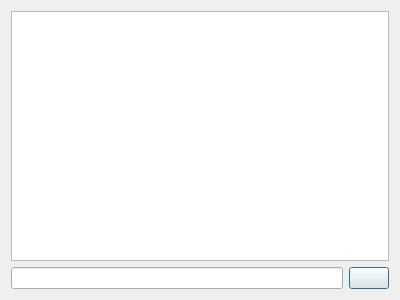
This is dialog3.ui in community-ssu/clock-ui as Qt 5 draws it before an edit. The edited form follows.
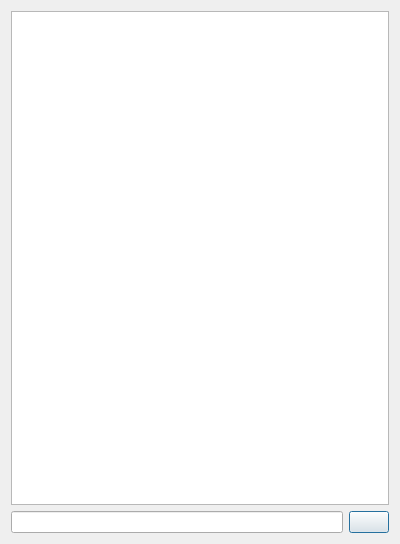
This is the edited form.

What changed in the file:
```diff
--- a/dialog3.ui
+++ b/dialog3.ui
@@ -7,15 +7,25 @@
     <x>0</x>
     <y>0</y>
     <width>400</width>
-    <height>300</height>
+    <height>544</height>
    </rect>
   </property>
+  <property name="sizePolicy">
+   <sizepolicy hsizetype="Expanding" vsizetype="Expanding">
+    <horstretch>0</horstretch>
+    <verstretch>0</verstretch>
+   </sizepolicy>
+  </property>
   <property name="windowTitle">
    <string>Dialog</string>
   </property>
   <layout class="QGridLayout" name="gridLayout">
    <item row="0" column="0">
-    <widget class="QListWidget" name="listWidget"/>
+    <widget class="QListWidget" name="listWidget">
+     <property name="horizontalScrollBarPolicy">
+      <enum>Qt::ScrollBarAlwaysOff</enum>
+     </property>
+    </widget>
    </item>
    <item row="1" column="0">
     <widget class="QWidget" name="swidget" native="true">
```
